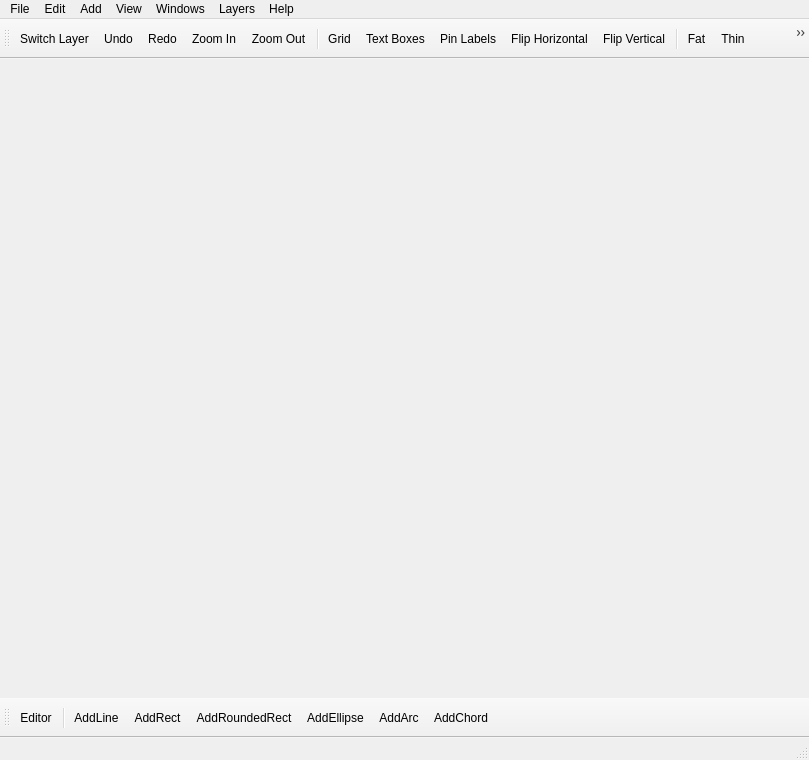
This is src/mainwindow.ui in melak/veroroute as Qt 5 draws it before an edit. The edited form follows.
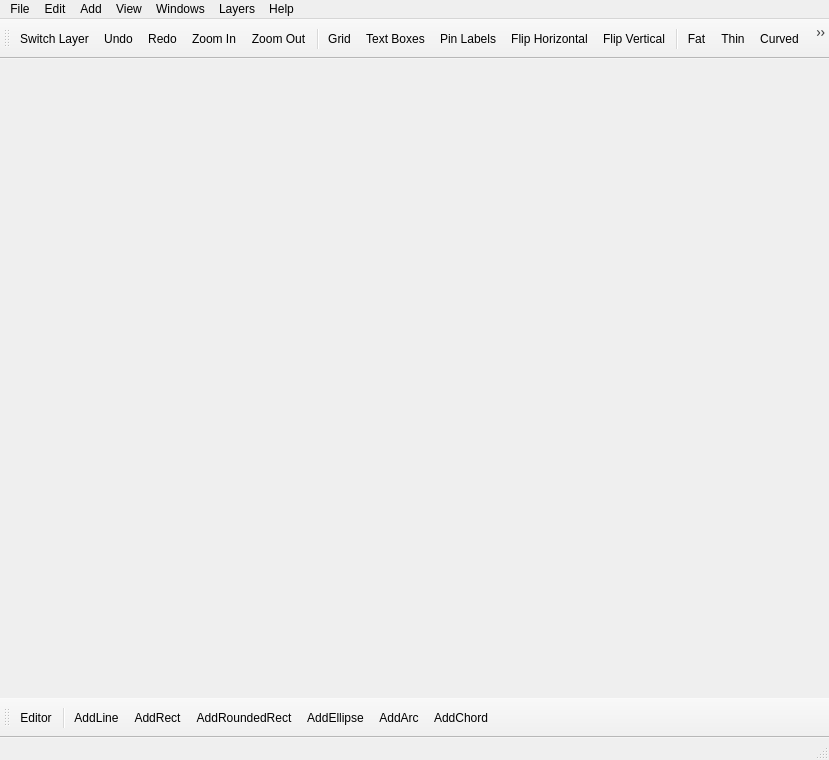
This is the edited form. Icons and pictures are not drawn.

Commit message: Space out things in control dialog to better handle large font

Patch:
```diff
--- a/src/mainwindow.ui
+++ b/src/mainwindow.ui
@@ -9,7 +9,7 @@
    <rect>
     <x>0</x>
     <y>0</y>
-    <width>809</width>
+    <width>829</width>
     <height>760</height>
    </rect>
   </property>
@@ -44,7 +44,7 @@
     <rect>
      <x>0</x>
      <y>0</y>
-     <width>809</width>
+     <width>829</width>
      <height>27</height>
     </rect>
    </property>
```
The commit also changes 1 other file.
